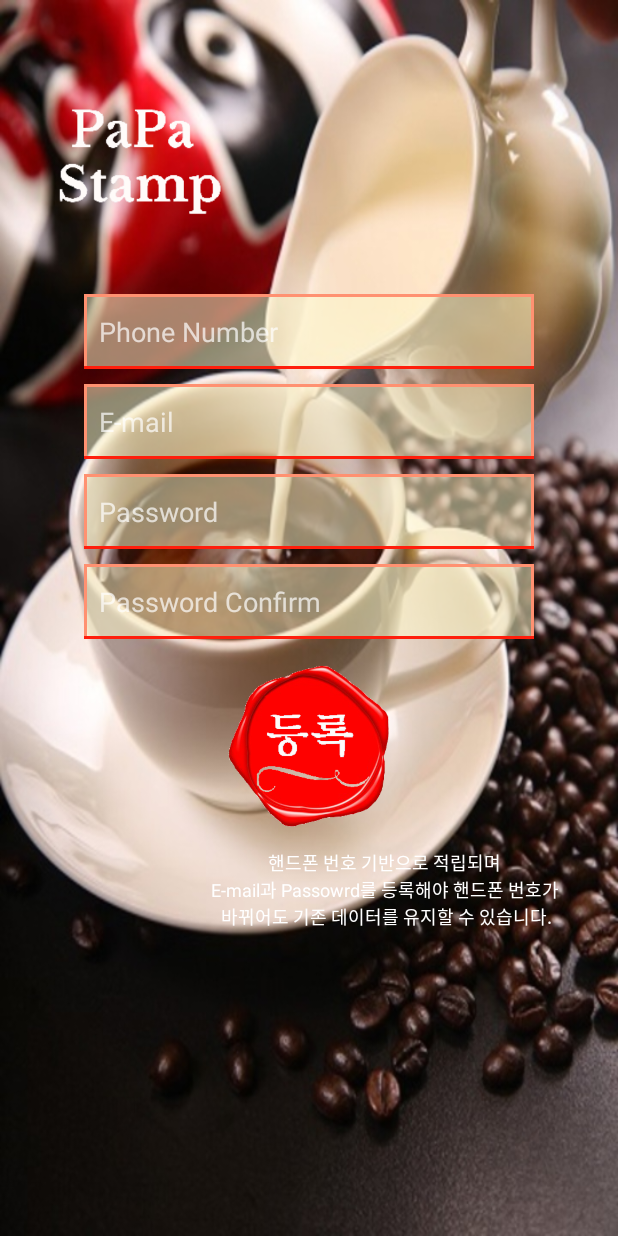
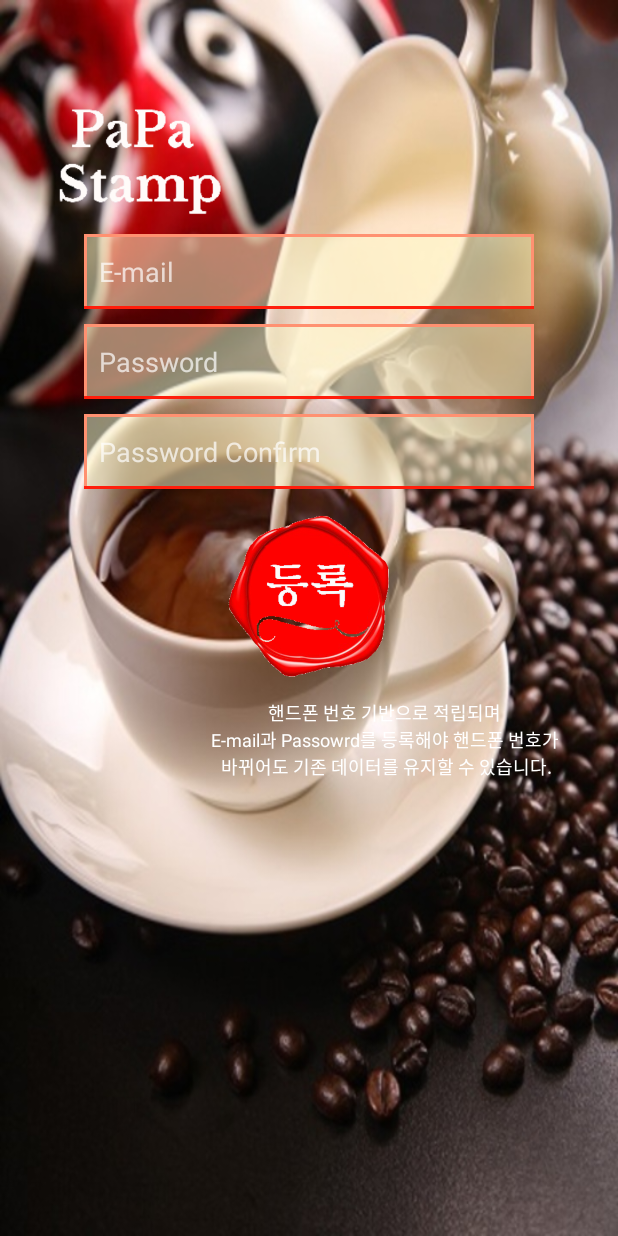
Before and after one commit to jaeleeman1/papa-stamp-android, an Android app: the screen it shows after launch (LoginActivity), after a tap on "건너뛰기", on a phone screen of 412 x 824 dp. Run offline under Robolectric (Android 15) with nearby library versions, the phone set to English and light mode, and no system bars; our stand-ins replace Firebase (no records; nobody signed in at launch, a user with empty details on screens opened directly); libraries missing offline, so code that uses them is left out: junit.framework; network calls fail; pictures from the network do not load; 1 statement that could not run was skipped.

Commit message:
fixed file

```diff
--- a/app/src/main/java/com/subin/papastamp/Common/Algorithm.java
+++ b/app/src/main/java/com/subin/papastamp/Common/Algorithm.java
@@ -49,7 +49,7 @@ public class Algorithm {
 		return parseByte2HexStr(cipherText);
 	}
 
-	private static String decrypt(String encrypted, String seed) throws Exception {
+	public static String decrypt(String encrypted, String seed) throws Exception {
 		byte[] keyb = seed.getBytes(DEFAULT_CODING);
 		MessageDigest md = MessageDigest.getInstance("MD5");
 		byte[] thedigest = md.digest(keyb);
--- a/app/src/main/java/com/subin/papastamp/IntroActivity.java
+++ b/app/src/main/java/com/subin/papastamp/IntroActivity.java
@@ -1,9 +1,7 @@
 package com.subin.papastamp;
 
 import android.app.Activity;
-import android.app.AlertDialog;
 import android.content.Context;
-import android.content.DialogInterface;
 import android.content.Intent;
 import android.content.SharedPreferences;
 import android.os.Bundle;
@@ -14,7 +12,6 @@ import android.widget.TextView;
 import android.widget.ToggleButton;
 
 import com.subin.papastamp.common.Constants;
-import com.subin.papastamp.model.UserManager;
 
 public class IntroActivity extends Activity implements ViewPager.OnPageChangeListener {
 	private final String TAG = "[Intro Activity] ";
@@ -30,6 +27,7 @@ public class IntroActivity extends Activity implements ViewPager.OnPageChangeLis
 		super.onCreate(savedInstanceState);
 		setContentView(R.layout.activity_intro);
 
+		//Get user id
 		Intent initIntent = getIntent();
 		mUid = initIntent.getExtras().getString("userId");
 		Log.d(TAG, "access uid : " + mUid);
@@ -38,37 +36,16 @@ public class IntroActivity extends Activity implements ViewPager.OnPageChangeLis
 		skip.setOnClickListener(new View.OnClickListener() {
 			@Override
 			public void onClick(View v) {
+				//Check intro page
 				SharedPreferences pref = mActivity.getSharedPreferences(Constants.PREFERENCE_INTRO, Context.MODE_PRIVATE);
 				SharedPreferences.Editor edit = pref.edit();
 				edit.putBoolean(Constants.PREFERENCE_INTRO_SKIP, true);
 				edit.commit();
 
 				Intent introItntent = new Intent(IntroActivity.this, LoginActivity.class);
-//				introItntent.putExtra("regCheck", "hide");
 				introItntent.putExtra("userId", mUid);
 				startActivity(introItntent);
 				finish();
-				/*AlertDialog.Builder alert_confirm = new AlertDialog.Builder(IntroActivity.this);
-				alert_confirm.setMessage("E-mail 등록 하시겠습니까??").setCancelable(false).setPositiveButton("등록하기",
-						new DialogInterface.OnClickListener() {
-							@Override
-							public void onClick(DialogInterface dialog, int which) {
-
-							}
-						}).setNegativeButton("다음에 등록하기",
-						new DialogInterface.OnClickListener() {
-							@Override
-							public void onClick(DialogInterface dialog, int which) {
-								itntent = new Intent(IntroActivity.this, MainActivity.class);
-								itntent.putExtra("pushCheck", "hide");
-								itntent.putExtra("shopCode", "0000");
-								itntent.putExtra("userId", mUid);
-								startActivity(itntent);
-								finish();
-							}
-						});
-				AlertDialog alert = alert_confirm.create();
-				alert.show();*/
 			}
 		});
 
--- a/app/src/main/java/com/subin/papastamp/LoginActivity.java
+++ b/app/src/main/java/com/subin/papastamp/LoginActivity.java
@@ -1,6 +1,7 @@
 package com.subin.papastamp;
 
 import android.app.AlertDialog;
+import android.app.ProgressDialog;
 import android.content.Context;
 import android.content.DialogInterface;
 import android.content.Intent;
@@ -33,6 +34,7 @@ import com.subin.papastamp.model.UserManager;
 import com.subin.papastamp.model.http.HttpClientManager;
 import com.subin.papastamp.model.http.HttpRequestLocationInfo;
 import com.subin.papastamp.model.http.HttpRequestLoginInfo;
+import com.subin.papastamp.model.http.HttpRequestUserInfo;
 import com.subin.papastamp.model.http.HttpResponseFirebaseToken;
 import com.subin.papastamp.model.http.HttpResponseLoginInfo;
 
@@ -44,14 +46,16 @@ import retrofit2.Response;
 public class LoginActivity extends AppCompatActivity {
     private final String TAG = "[Login Activity] : ";
     private LoginActivity mActivity;
-    private EditText phoneInput, emailInput, passwordInput, passwordConfirmInput;
+    private EditText emailInput, passwordInput, passwordConfirmInput;
     private SharedPreferences pref;
     private boolean needSkip = false;
     private SharedPreferences.Editor saveEditor;
     private Button registrationEmail;
     private TextView policyText;
     private String emailInputStr;
+    private String passwordInputStr;
     private String mUid;
+    private String faccesstoken;
     private FirebaseAuth mAuth;
     private FirebaseAuth.AuthStateListener mAuthListener;
     private Context mContext;
@@ -74,17 +78,17 @@ public class LoginActivity extends AppCompatActivity {
         super.onCreate(savedInstanceState);
         setContentView(R.layout.activity_login);
 
+        //Get user id
         Intent loginIntent = getIntent();
         mUid = loginIntent.getExtras().getString("userId");
         Log.d(TAG, "access uid : " + mUid);
-//        String regCheck = loginIntent.getExtras().getString("regCheck");
-//        Log.d(TAG, "registration check : " + regCheck);
 
         userManager = UserManager.getInstance();
         if (userManager.getContext() == null) {
             userManager.init(mContext);
         }
 
+        //Get user location
         locationManager = LocationManager.getInstance();
         if (locationManager.getContext() == null) {
             locationManager.init(mContext);
@@ -95,13 +99,17 @@ public class LoginActivity extends AppCompatActivity {
         Log.d(TAG, "Location Latitude : " + mLatitude);
         Log.d(TAG, "Location Longitude : " + mLongitude);
 
+        //Send to server of user location
         sendLocationToServer(mLatitude, mLongitude);
 
+        //Check user login info
         pref = mActivity.getSharedPreferences(Constants.PREFERENCE_USER, Context.MODE_PRIVATE);
         needSkip = pref.getBoolean(Constants.PREFERENCE_USER_SKIP, false);
 
         String fid = userManager.getFid();
         Log.d(TAG, "firebase uid : " + fid);
+        faccesstoken = userManager.getAccesstoken();
+        Log.d(TAG, "firebase accesstoken : " + faccesstoken);
 
         if (needSkip) {
             Intent passIntent = new Intent(LoginActivity.this, MainActivity.class);
@@ -111,67 +119,19 @@ public class LoginActivity extends AppCompatActivity {
             startActivity(passIntent);
             finish();
         }
-//        } else {
 
-        phoneInput = (EditText) findViewById(R.id.phoneInput);
         emailInput = (EditText) findViewById(R.id.emailInput);
         passwordInput = (EditText) findViewById(R.id.passwordInput);
         passwordConfirmInput = (EditText) findViewById(R.id.passwordConfirmInput);
         registrationEmail = (Button) findViewById(R.id.regButton);
         policyText = (TextView) findViewById(R.id.policy_text);
 
-            /*if(regCheck.equals("hide")) {
-                phoneInput.setVisibility(View.GONE);
-                passwordConfirmInput.setVisibility(View.GONE);
-                registrationEmail.setBackgroundResource(R.drawable.login_button);
-                policyText.setText("회원가입");
-                policyText.setTextSize(20);
-
-                policyText.setOnClickListener(new Button.OnClickListener() {
-                    @Override
-                    public void onClick(View view) {
-                        Intent signupIntent = new Intent (LoginActivity.this, LoginActivity.class);
-                        signupIntent.putExtra("regCheck", "show");
-                        signupIntent.putExtra("userId", mUid);
-                        startActivity(signupIntent);
-                        finish();
-                    }
-                });
-
-                //click loginEmail button
-                registrationEmail.setOnClickListener(new Button.OnClickListener() {
-                    @Override
-                    public void onClick(View view) {
-                        emailInputStr = emailInput.getText().toString();
-                        String passwordInputStr = passwordInput.getText().toString();
-
-                        if ("".equals(emailInputStr)) {
-                            Toast.makeText(LoginActivity.this, "E-mail을 입력하세요", Toast.LENGTH_LONG).show();
-                        } else {
-                            if (!isValidEmail(emailInputStr)) { //!isValidEmail(emailInputStr)) {
-                                Toast.makeText(LoginActivity.this, "올바른 E-mail을 입력하세요", Toast.LENGTH_LONG).show();
-                            } else {
-                                if ("".equals(passwordInputStr)) {
-                                    Toast.makeText(LoginActivity.this, "패스워드를 입력하세요", Toast.LENGTH_LONG).show();
-                                } else {
-                                    if (!isValidPasswd(passwordInputStr)) {
-                                        Toast.makeText(LoginActivity.this, "패스워드는 6자 이상으로 설정하세요(한글 미포함)", Toast.LENGTH_LONG).show();
-                                    } else {
-                                        userLoginCheck(emailInputStr, passwordInputStr);
-                                    }
-                                }
-                            }
-                        }
-                    }
-                });
-            }else {*/
-
         //click registrationEmail button
         registrationEmail.setOnClickListener(new Button.OnClickListener() {
             @Override
             public void onClick(View view) {
                 emailInputStr = emailInput.getText().toString();
-                String passwordInputStr = passwordInput.getText().toString();
+                passwordInputStr = passwordInput.getText().toString();
 
                 if ("".equals(emailInputStr)) {
                     Toast.makeText(LoginActivity.this, "E-mail을 입력하세요", Toast.LENGTH_LONG).show();
@@ -185,19 +145,22 @@ public class LoginActivity extends AppCompatActivity {
                             if (!isValidPasswd(passwordInputStr)) {
                                 Toast.makeText(LoginActivity.this, "패스워드는 6자 이상으로 설정하세요(한글 미포함)", Toast.LENGTH_LONG).show();
                             } else {
-
                                 AlertDialog.Builder alert_confirm = new AlertDialog.Builder(LoginActivity.this);
                                 alert_confirm.setMessage("입력하신 내용으로 등록 하시겠습니까??").setCancelable(false).setPositiveButton("확인",
                                         new DialogInterface.OnClickListener() {
                                             @Override
                                             public void onClick(DialogInterface dialog, int which) {
-                                                insertFirebaseUserId();
+                                                final ProgressDialog progressDialog = ProgressDialog.show(LoginActivity.this, "Please wait...", "Progressing...", true);
+                                                //Create firebase user id
+                                                createFirebaseUserId();
 
+                                                //Check user login info
                                                 SharedPreferences.Editor edit = pref.edit();
                                                 edit.putBoolean(Constants.PREFERENCE_USER_SKIP, true);
                                                 edit.commit();
 
                                                 //DB insert
+                                                insertUserInfo(faccesstoken, emailInputStr, passwordInputStr);
 
                                                 Intent papaMainIntent = new Intent (LoginActivity.this, MainActivity.class);
                                                 papaMainIntent.putExtra("pushCheck", "hide");
@@ -207,6 +170,7 @@ public class LoginActivity extends AppCompatActivity {
                                                 finish();
 
                                                 Toast.makeText(LoginActivity.this, "Papa Stamp에 오신걸 환영합니다.", Toast.LENGTH_LONG).show();
+                                                progressDialog.dismiss();
                                             }
                                         }).setNegativeButton("취소",
                                         new DialogInterface.OnClickListener() {
@@ -223,8 +187,6 @@ public class LoginActivity extends AppCompatActivity {
                 }
             }
         });
-//        }
-//        }
 
         //input phone number
         emailInput.addTextChangedListener(new TextWatcher() {
@@ -318,7 +280,7 @@ public class LoginActivity extends AppCompatActivity {
         }
     }
 
-    private void insertFirebaseUserId() {
+    private void createFirebaseUserId() {
         Log.i(TAG, "Create firebase user id");
 
         HttpClientManager httpClientManager = HttpClientManager.getInstance();
@@ -345,6 +307,34 @@ public class LoginActivity extends AppCompatActivity {
 
             @Override
             public void onFailure(Call<HttpResponseFirebaseToken> call, Throwable t) {
+                Log.d(TAG, "REST API request failed");
+            }
+        });
+    }
+
+    private void insertUserInfo(String accessToken, String userEmail, String userPassword) {
+        Log.i(TAG, "Insert user info");
+
+        HttpClientManager httpClientManager = HttpClientManager.getInstance();
+        httpClientManager.initHeader();
+        HttpRequestUserInfo body = new HttpRequestUserInfo(accessToken, userEmail, userPassword);
+        Call<ResponseBody> call = httpClientManager.insertUserInfo(body);
+        call.enqueue(new Callback<ResponseBody>() {
+            @Override
+            public void onResponse(Call<ResponseBody> call, Response<ResponseBody> response) {
+                //Log.d(TAG, "REST API request OK");
+                Log.d(TAG, "Response: " + response);
+                Log.d(TAG, "Response header: " + response.headers());
+
+                if (response.code() == 200) {
+                    Log.d(TAG, "REST API (updating access token) response succeed");
+                } else {
+                    Log.e(TAG, "REST API (updating access token) response failed");
+                }
+            }
+
+            @Override
+            public void onFailure(Call<ResponseBody> call, Throwable t) {
                 Log.d(TAG, "REST API request failed");
             }
         });
--- a/app/src/main/java/com/subin/papastamp/SplashActivity.java
+++ b/app/src/main/java/com/subin/papastamp/SplashActivity.java
@@ -32,6 +32,7 @@ public class SplashActivity extends AppCompatActivity {
         super.onCreate(savedInstanceState);
         setContentView(R.layout.activity_splash);
 
+        //Get user id
         userManager = UserManager.getInstance();
         if (userManager.getContext() == null) {
             userManager.init(mContext);
@@ -40,11 +41,47 @@ public class SplashActivity extends AppCompatActivity {
         mUid = userManager.getUid();
         Log.d(TAG, "access uid : " + mUid);
 
+        //Permission check
         if (Util.checkPermission(SplashActivity.this)) {
             papastampStart();
         }
     }
 
+    private void papastampStart() {
+        Log.d(TAG, "papastampStart() enter");
+
+        Thread mThread = new Thread() {
+            @Override
+            public void run() {
+                try {
+                    sleep(1000);
+                    SharedPreferences pref = getSharedPreferences(Constants.PREFERENCE_INTRO, Context.MODE_PRIVATE);
+                    Log.d(TAG, "PREFERENCE_INTRO : " + pref);
+                    boolean needSkip = false;
+                    if (pref != null) {
+                        needSkip = pref.getBoolean(Constants.PREFERENCE_INTRO_SKIP, false);
+                        Log.d(TAG, "Intro Skip case : " + needSkip);
+                    }
+                    Intent splashItntent;
+                    if (needSkip) {
+                        splashItntent = new Intent(SplashActivity.this, LoginActivity.class);
+                        splashItntent.putExtra("userId", mUid);
+                    } else {
+                        splashItntent = new Intent(SplashActivity.this, IntroActivity.class);
+                        splashItntent.putExtra("userId", mUid);
+                    }
+                    startActivity(splashItntent);
+                    finish();
+                } catch (InterruptedException e) {
+                    e.printStackTrace();
+                }
+            }
+        };
+
+        mThread.start();
+    }
+
+    //Permission check method
     @Override
     public void onRequestPermissionsResult(int requestCode, @NonNull String[] permissions, @NonNull int[] grantResults) {
         Log.d(TAG, "onRequestPermissionsResult() enter");
@@ -66,39 +103,4 @@ public class SplashActivity extends AppCompatActivity {
                 break;
         }
     }
-
-    private void papastampStart() {
-        Log.d(TAG, "papastampStart() enter");
-        final ProgressDialog progressDialog = ProgressDialog.show(SplashActivity.this, "Please wait...", "Progressing...", true);
-        Thread mThread = new Thread() {
-            @Override
-            public void run() {
-                try {
-                    sleep(1000);
-                    SharedPreferences pref = getSharedPreferences(Constants.PREFERENCE_INTRO, Context.MODE_PRIVATE);
-                    Log.d(TAG, "PREFERENCE_INTRO : " + pref);
-                    boolean needSkip = false;
-                    if (pref != null) {
-                        needSkip = pref.getBoolean(Constants.PREFERENCE_INTRO_SKIP, false);
-                        Log.d(TAG, "Intro Skip case : " + needSkip);
-                    }
-                    Intent splashItntent;
-                    if (needSkip) {
-                        splashItntent = new Intent(SplashActivity.this, LoginActivity.class);//LoginActivity
-                        splashItntent.putExtra("userId", mUid);
-                    } else {
-                        splashItntent = new Intent(SplashActivity.this, IntroActivity.class);//IntroActivity
-                        splashItntent.putExtra("userId", mUid);
-                    }
-                    startActivity(splashItntent);
-                    finish();
-                    progressDialog.dismiss();
-                } catch (InterruptedException e) {
-                    e.printStackTrace();
-                }
-            }
-        };
-
-        mThread.start();
-    }
 }
--- a/app/src/main/java/com/subin/papastamp/model/UserManager.java
+++ b/app/src/main/java/com/subin/papastamp/model/UserManager.java
@@ -31,7 +31,7 @@ public class UserManager {
 	private static String mPid = null;
 	private String mUid;
 	private String mFid;
-	private String mEmail;
+	private String mAccessToken;
 	private static final String TAG = "[UserManager] ";
 
 	private UserManager() {}
@@ -54,6 +54,25 @@ public class UserManager {
 	public void init(Context context) {
 		mContext = context;
 		mAuth = FirebaseAuth.getInstance();
+	}
+
+	public String getAccesstoken() {
+		Log.d(TAG, "@@@@@@@@@@@ firebase start @@@@@@@@@@@@");
+		mAuthListener = new FirebaseAuth.AuthStateListener() {
+			@Override
+			public void onAuthStateChanged(@NonNull FirebaseAuth firebaseAuth) {
+				FirebaseUser user = firebaseAuth.getCurrentUser();
+				String accessToken = FirebaseInstanceId.getInstance().getToken();
+				if (user != null) {
+					Log.d(TAG, "onAuthStateChanged(Firebase):" + user.getUid());
+					Log.d(TAG, "token :" + accessToken);
+
+					mAccessToken = accessToken;
+				}
+			}
+		};
+		Log.d(TAG, "@@@@@@@@@@@ firebase end @@@@@@@@@@@@");
+		return mAccessToken;
 	}
 
 	public String getFid() {
--- a/app/src/main/java/com/subin/papastamp/model/http/RestApiService.java
+++ b/app/src/main/java/com/subin/papastamp/model/http/RestApiService.java
@@ -31,6 +31,9 @@ public interface RestApiService {
 	@PUT("map/v1.0/updateLocation")
 	Call<ResponseBody> updateLocation(@Body HttpRequestLocationInfo body);
 
+	@POST("user/v1.0/userInfo")
+	Call<ResponseBody> insertUserInfo(@Body HttpRequestUserInfo body);
+
 	@PUT("tablet/v1.0/insertStampHistory")
 	Call<ResponseBody> insertStampHistory(@Body HttpRequestStampInfo body);
 
@@ -42,8 +45,6 @@ public interface RestApiService {
 
 
 
-	@POST("account/userInfo/")
-	Call<ResponseBody> addAccount(@Body HttpRequestAccountInfo body);
 
 	@GET("main")
 	Call<ResponseBody> getMain();
--- a/app/src/main/res/layout/activity_login.xml
+++ b/app/src/main/res/layout/activity_login.xml
@@ -21,18 +21,6 @@
     <EditText
         android:layout_width="300dp"
         android:layout_height="50dp"
-        android:id="@+id/phoneInput"
-        android:layout_centerHorizontal="true"
-        android:textColor="#E0FFFF"
-        android:hint="Phone Number"
-        android:paddingLeft="10dp"
-        android:background="@drawable/edit_bg"
-        android:layout_marginTop="50dp"
-        android:layout_below="@+id/mainText"/>
-
-    <EditText
-        android:layout_width="300dp"
-        android:layout_height="50dp"
         android:id="@+id/emailInput"
         android:layout_centerHorizontal="true"
         android:textColor="#E0FFFF"
@@ -40,7 +28,7 @@
         android:paddingLeft="10dp"
         android:background="@drawable/edit_bg"
         android:layout_marginTop="10dp"
-        android:layout_below="@+id/phoneInput"/>
+        android:layout_below="@+id/mainText"/>
 
     <EditText
         android:layout_width="300dp"
```
Also changed, not shown: app/src/main/java/com/subin/papastamp/model/http/HttpClientManager.java (+18 -0 lines), app/src/main/java/com/subin/papastamp/model/http/HttpRequestAccountInfo.java (deleted, +0 -24 lines), app/src/main/java/com/subin/papastamp/model/http/HttpRequestUserInfo.java (+10 -14 lines).
